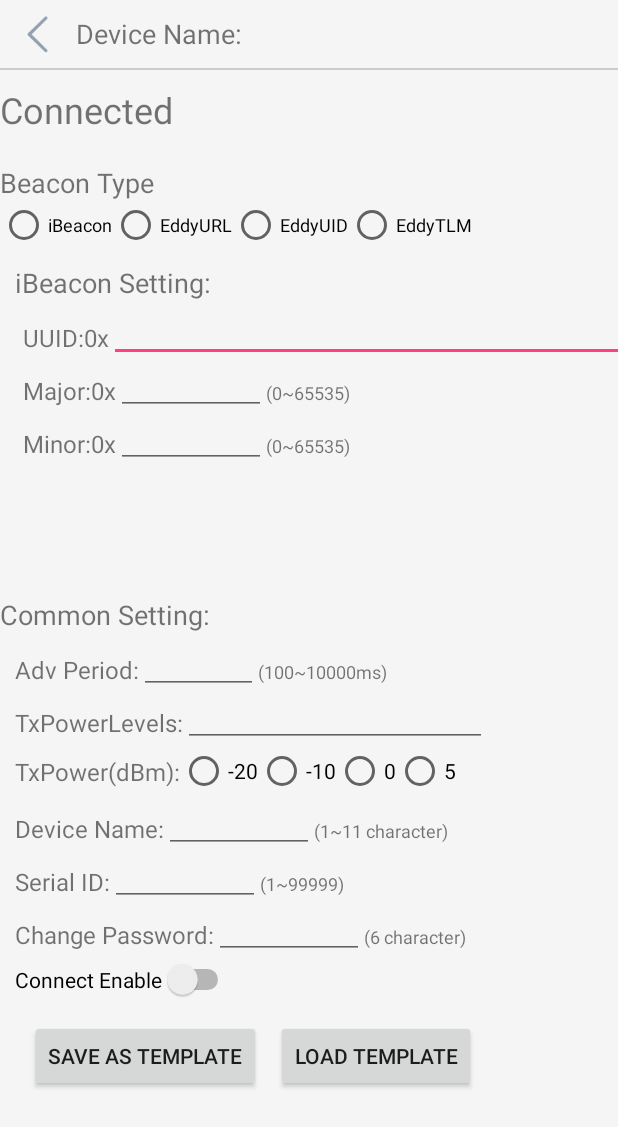
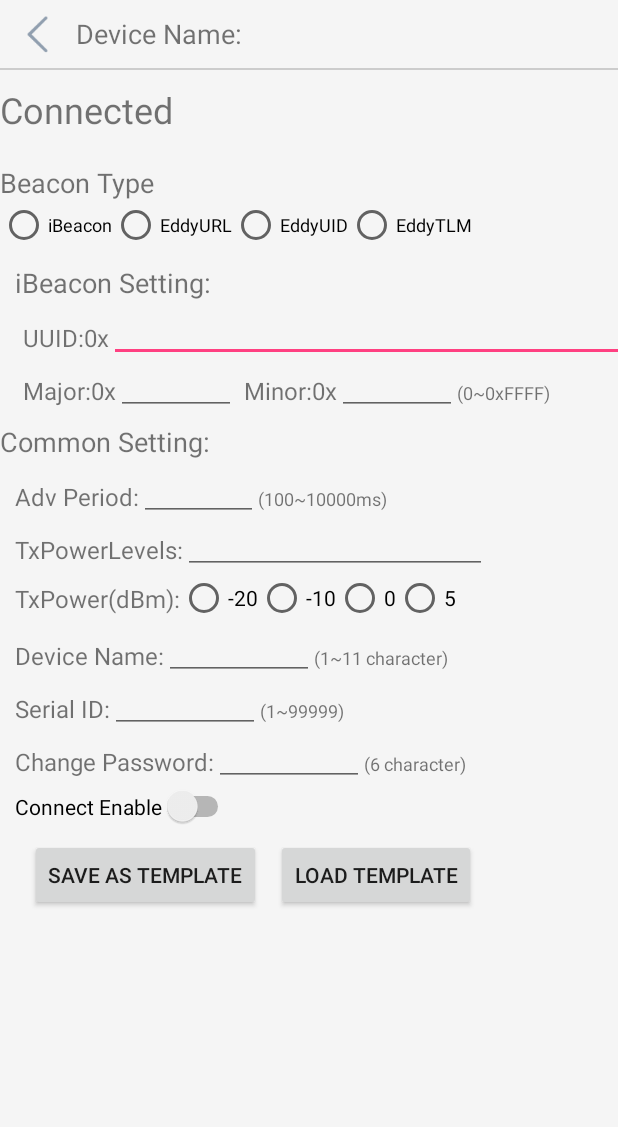
Before and after one commit to kkmhogen/KBeaconConfig, an Android app: the layout gatt_services_characteristics.xml on its own in the app's theme, with its tools: preview values and no code run, on a phone screen of 412 x 824 dp. Shown: the top 1127 px of the screen. Run offline under Robolectric (Android 15) with nearby library versions, the phone set to English and light mode, and no system bars.

```diff
--- a/app/build.gradle
+++ b/app/build.gradle
@@ -1,8 +1,8 @@
 apply plugin: 'com.android.application'
 
 android {
-    compileSdkVersion 25
-    buildToolsVersion '27.0.3'
+    compileSdkVersion 26
+    buildToolsVersion '28.0.0 rc1'
     signingConfigs {
         TrackRDebugAndReleaseKey {
             keyAlias 'KBeaconTools'
@@ -21,7 +21,7 @@ android {
     defaultConfig {
         applicationId 'com.beacon.kbeacon'
         minSdkVersion 21
-        targetSdkVersion 25
+        targetSdkVersion 26
         signingConfig signingConfigs.ReleaseApp
     }
     buildTypes {
--- a/app/src/main/AndroidManifest.xml
+++ b/app/src/main/AndroidManifest.xml
@@ -16,8 +16,8 @@ limitations under the License.
 -->
 <manifest xmlns:android="http://schemas.android.com/apk/res/android"
           package="com.beacon.kbeacon"
-          android:versionCode="21"
-          android:versionName="1.38">
+          android:versionCode="23"
+          android:versionName="1.40">
 
     <!--Declare this required feature if you want to make the app available to BLE-capable
     devices only.  If you want to make your app available to devices that don't support BLE,
--- a/app/src/main/res/layout/gatt_services_characteristics.xml
+++ b/app/src/main/res/layout/gatt_services_characteristics.xml
@@ -207,24 +207,6 @@
                                 android:textSize="14sp" />
 
                             <TextView
-                                android:layout_width="0dp"
-                                android:layout_height="wrap_content"
-                                android:layout_weight="0.3"
-                                android:text="@string/BEACON_MAJOR_EXPLAIN"
-                                android:textSize="12sp" />
-                        </LinearLayout>
-
-                        <LinearLayout
-                            android:layout_width="fill_parent"
-                            android:layout_height="35dp"
-                            android:layout_marginLeft="10dp"
-                            android:orientation="horizontal"
-                            android:weightSum="1.0">
-
-
-                            <!-- Appring text -->
-
-                            <TextView
                                 android:id="@+id/beacon_minor"
                                 android:layout_width="wrap_content"
                                 android:layout_height="wrap_content"
@@ -240,16 +222,15 @@
                                 android:ems="10"
                                 android:inputType="text"
                                 android:textSize="14sp" />
-
                             <TextView
                                 android:layout_width="0dp"
                                 android:layout_height="wrap_content"
                                 android:layout_weight="0.3"
                                 android:text="@string/BEACON_MAJOR_EXPLAIN"
                                 android:textSize="12sp" />
+                        </LinearLayout>
 
 
-                        </LinearLayout>
 
 
                     </LinearLayout>
@@ -261,7 +242,7 @@
                         android:layout_height="wrap_content"
                         android:layout_marginTop="10dp"
                         android:orientation="vertical"
-                        android:visibility="invisible">
+                        android:visibility="gone">
 
                         <TextView
                             android:id="@+id/textViewUrl"
@@ -304,7 +285,7 @@
                         android:id="@+id/EddystoneUIDSetting"
                         android:layout_width="match_parent"
                         android:layout_height="wrap_content"
-                        android:layout_marginTop="10dp"
+                        android:layout_marginTop="2dp"
                         android:orientation="vertical"
                         android:visibility="gone">
 
@@ -383,7 +364,7 @@
                         android:id="@+id/textViewDesc"
                         android:layout_width="match_parent"
                         android:layout_height="30dp"
-                        android:layout_marginTop="10dp"
+                        android:layout_marginTop="5dp"
                         android:text="@string/CommonSetting"
                         android:textSize="18sp" />
 
@@ -572,6 +553,7 @@
                         android:layout_width="fill_parent"
                         android:layout_height="35dp"
                         android:orientation="horizontal"
+                        android:visibility="visible"
                         android:weightSum="1.0">
                         <!-- Appring text -->
 
@@ -622,7 +604,7 @@
                         android:layout_width="fill_parent"
                         android:layout_height="wrap_content"
                         android:layout_marginLeft="10dp"
-                        android:layout_marginTop="5dp"
+                        android:layout_marginTop="0dp"
                         android:orientation="horizontal"
                         android:weightSum="1.0">
 
--- a/app/src/main/res/values/strings.xml
+++ b/app/src/main/res/values/strings.xml
@@ -139,7 +139,7 @@
     <string name="BEACON_UUID">UUID:0x</string>
     <string name="EDDYSTONE_URL_DESC">Url:</string>
     <string name="EDDYSTONE_UID">UID:</string>
-    <string name="BEACON_MAJOR_EXPLAIN">(0~65535)</string>
+    <string name="BEACON_MAJOR_EXPLAIN">(0~0xFFFF)</string>
     <string name="BEACON_ADV_TYPE">Beacon Type</string>
     <string name="ADV_TYPE_IBEACON">iBeacon</string>
     <string name="ADV_TYPE_URL">EddyURL</string>
```
Also changed, not shown: app/src/main/java/com/beacon/kbeacon/DeviceScanActivity.java (+9 -3 lines), 2 other files.
